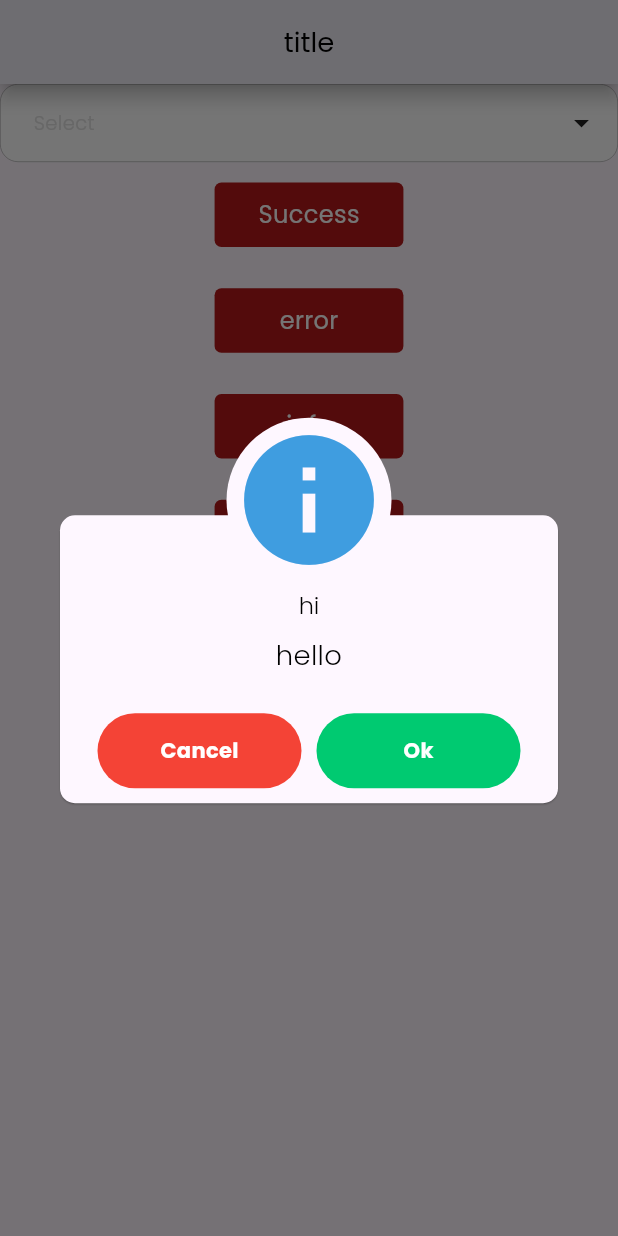
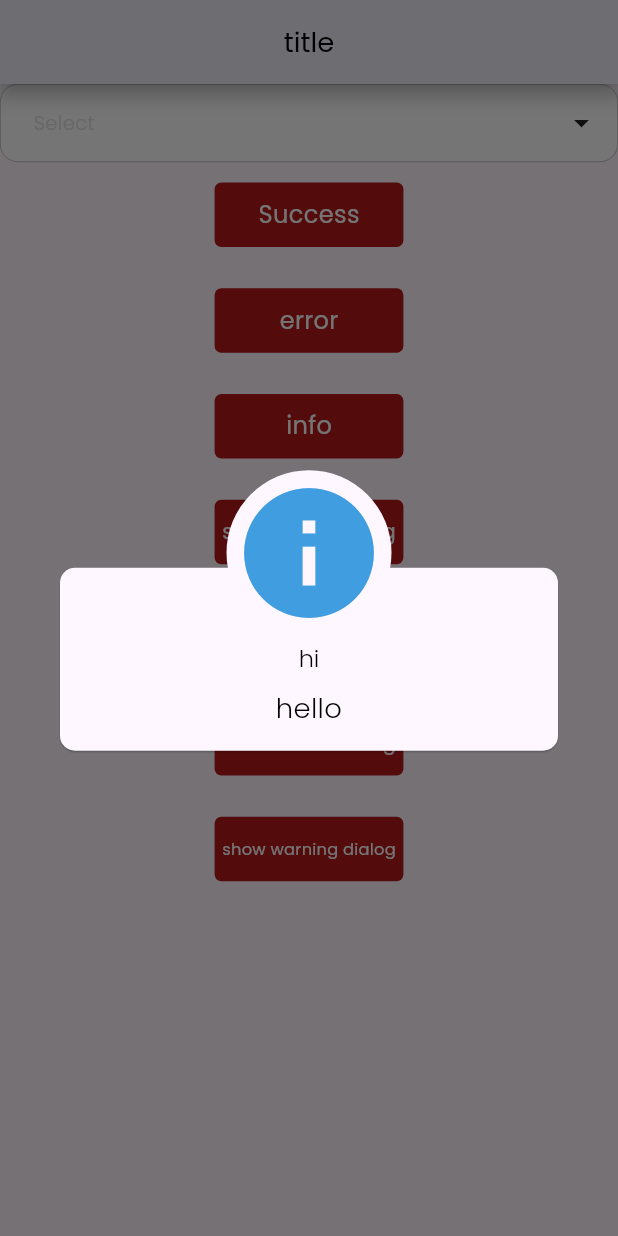
Before and after one commit to abdalghanisabbagh/control_system, a Flutter app: the screen it shows after launch, after a tap on "show info dialog", on a phone screen of 412 x 824 dp. Run offline on Flutter 3.47's test engine with Material 3 defaults, Android fonts, the phone set to English and light mode, and no system bars; drawn by our look-alikes of multi_dropdown; our stand-ins replace another_flushbar, awesome_dialog, flutter_screenutil, get, go_router, google_fonts.

Commit message:
🔧 Update dialogue implementation and constants
Refactor dialogue component implementation to include new features and constants.

```diff
--- a/lib/presentation/resource_manager/ReusableWidget/show_dialgue.dart
+++ b/lib/presentation/resource_manager/ReusableWidget/show_dialgue.dart
@@ -10,8 +10,12 @@ class MyAwesomeDialogue {
   VoidCallback? btnOkOnPressed;
   VoidCallback? btnCancelOnPressed;
   Widget? customBody;
-  AnimType? animType;
-  bool? useRootNavigator;
+  final AnimType animType;
+  final bool useRootNavigator;
+  Duration? autoHideTimer;
+  final bool dismissOnBackKeyPress;
+  final bool dismissOnTouchOutside;
+  final bool showCloseIcon;
 
   MyAwesomeDialogue({
     required this.title,
@@ -20,8 +24,12 @@ class MyAwesomeDialogue {
     this.btnOkOnPressed,
     this.btnCancelOnPressed,
     this.customBody,
-    this.animType,
-    this.useRootNavigator,
+    this.animType = AnimType.scale,
+    this.useRootNavigator = true,
+    this.autoHideTimer,
+    this.dismissOnBackKeyPress = true,
+    this.dismissOnTouchOutside = true,
+    this.showCloseIcon = true,
   });
 
   void showDialogue(BuildContext context) {
@@ -32,7 +40,13 @@ class MyAwesomeDialogue {
             desc: desc,
             btnCancelOnPress: btnCancelOnPressed,
             btnOkOnPress: btnOkOnPressed,
-      animType: animType ?? AnimType.scale,
-    ).show();
+            animType: animType,
+            body: customBody,
+            useRootNavigator: useRootNavigator,
+            dismissOnBackKeyPress: dismissOnBackKeyPress,
+            dismissOnTouchOutside: dismissOnTouchOutside,
+            showCloseIcon: showCloseIcon,
+            autoHide: autoHideTimer)
+        .show();
   }
 }
--- a/lib/presentation/views/home/home_screen.dart
+++ b/lib/presentation/views/home/home_screen.dart
@@ -4,6 +4,7 @@ import 'package:control_system/presentation/resource_manager/ReusableWidget/cust
 import 'package:control_system/presentation/resource_manager/ReusableWidget/drop_down_button.dart';
 import 'package:control_system/presentation/resource_manager/ReusableWidget/my_snak_bar.dart';
 import 'package:control_system/presentation/resource_manager/ReusableWidget/show_dialgue.dart';
+import 'package:control_system/presentation/resource_manager/constants/app_constatnts.dart';
 import 'package:flutter/material.dart';
 import 'package:get/get.dart';
 
@@ -49,8 +50,39 @@ class HomeScreen extends GetView<HomeController> {
                   title: "hi",
                   desc: "hello",
                   dialogType: DialogType.info,
+                ).showDialogue(context);
+              },
+            ),
+            CustomizedButton(
+              buttonTitle: "show success dialog",
+              onPressed: () {
+                MyAwesomeDialogue(
+                  title: "hi",
+                  desc: "hello",
+                  dialogType: DialogType.success,
+                  autoHideTimer: AppConstants.durationTwoSeconds,
+                ).showDialogue(context);
+              },
+            ),
+            CustomizedButton(
+              buttonTitle: "show error dialog",
+              onPressed: () {
+                MyAwesomeDialogue(
+                  title: "hi",
+                  desc: "hello",
+                  dialogType: DialogType.error,
+                ).showDialogue(context);
+              },
+            ),
+            CustomizedButton(
+              buttonTitle: "show warning dialog",
+              onPressed: () {
+                MyAwesomeDialogue(
+                  title: "hi",
+                  desc: "hello",
+                  dialogType: DialogType.warning,
+                  btnOkOnPressed: () => Get.back(),
                   btnCancelOnPressed: () => Get.back(),
-                  btnOkOnPressed: () => Get.back(),
                 ).showDialogue(context);
               },
             ),
```
Lines whose indentation alone changed are shown as unchanged.
